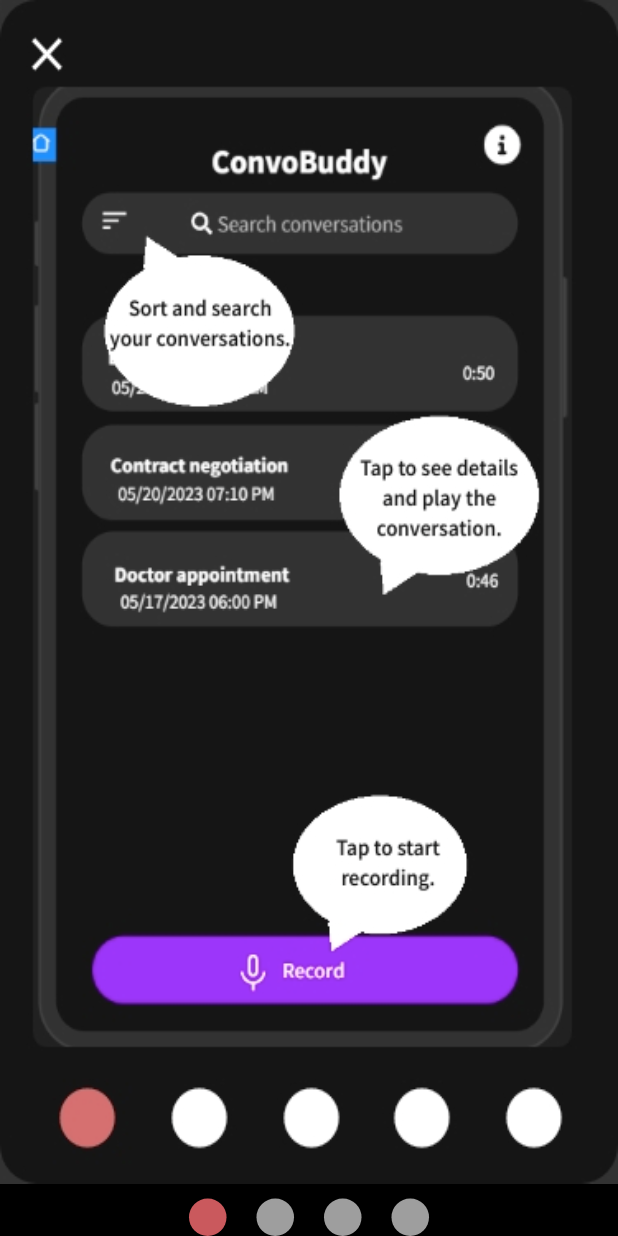
After one commit to umgc/summer2023, a Flutter app: the GuidedTourScreen screen opened by its route, on a phone screen of 412 x 824 dp. The commit adds this screen. Run offline on Flutter 3.47's test engine with Material 2 defaults, Android fonts, the phone set to English and light mode, and no system bars; drawn by our look-alikes of carousel_slider, smooth_page_indicator; our stand-ins replace permission_handler, stop_watch_timer; missing offline and left inert: audio_waveforms, panara_dialogs.

Commit message:
guided tour implemented. Images will be changed at some point.

```diff
--- a/talker-mobile-app/lib/main.dart
+++ b/talker-mobile-app/lib/main.dart
@@ -3,6 +3,7 @@ import 'package:path_provider/path_provider.dart';
 import 'package:provider/provider.dart';
 import 'package:talker_mobile_app/screens/conversationDetailsScreen.dart';
 import 'package:talker_mobile_app/screens/conversationsListScreen.dart';
+import 'package:talker_mobile_app/screens/guidedTourScreen.dart';
 import 'package:talker_mobile_app/screens/informationScreen.dart';
 import 'package:talker_mobile_app/screens/recordingScreen.dart';
 import 'package:talker_mobile_app/state/conversations_provider.dart';
@@ -24,6 +25,7 @@ Future main() async {
         '/conversationDetailsScreen': (context) =>
             const ConversationDetailsScreen(),
         '/recording': (context) => const RecordingScreen(),
+        '/guidedTour': (context) => const GuidedTourScreen()
       },
     ),
   ));
--- /dev/null
+++ b/talker-mobile-app/lib/screens/guidedTourScreen.dart
@@ -0,0 +1,76 @@
+import 'package:carousel_slider/carousel_slider.dart';
+import 'package:flutter/material.dart';
+import 'package:smooth_page_indicator/smooth_page_indicator.dart';
+
+class GuidedTourScreen extends StatefulWidget {
+  const GuidedTourScreen({Key? key}) : super(key: key);
+
+  @override
+  State<GuidedTourScreen> createState() => _GuidedTourScreenState();
+}
+
+class _GuidedTourScreenState extends State<GuidedTourScreen> {
+  final CarouselController _controller = CarouselController();
+
+  static const List<String> guidedTourImages = [
+    'assets/GuidedTour_1.jpeg',
+    'assets/GuidedTour_2.jpeg',
+    'assets/GuidedTour_3.jpeg',
+    'assets/GuidedTour_4.jpeg'
+  ];
+
+  int activeIndex = 0;
+
+  void onDotClicked(int index) {
+    _controller.animateToPage(index);
+  }
+
+  List<Widget> buildImages() => guidedTourImages
+      .map((image) => SizedBox(
+            width: double.infinity,
+            child: Image(
+              fit: BoxFit.fill,
+              image: AssetImage(image),
+            ),
+          ))
+      .toList();
+
+  Widget buildIndicator() => Container(
+        margin: const EdgeInsets.only(top: 10),
+        child: AnimatedSmoothIndicator(
+            onDotClicked: onDotClicked,
+            activeIndex: activeIndex,
+            count: guidedTourImages.length,
+            effect: const WormEffect(
+              spacing: 20,
+              dotHeight: 25,
+              dotWidth: 25,
+              activeDotColor: const Color(0xFFCA595D),
+            )),
+      );
+
+  @override
+  Widget build(BuildContext context) {
+    return SafeArea(
+      child: Scaffold(
+        backgroundColor: Colors.black,
+        body: Column(
+          children: [
+            Expanded(
+              child: CarouselSlider(
+                items: buildImages(),
+                carouselController: _controller,
+                options: CarouselOptions(
+                    viewportFraction: 1,
+                    height: double.infinity,
+                    onPageChanged: (index, reason) =>
+                        setState(() => activeIndex = index)),
+              ),
+            ),
+            buildIndicator(),
+          ],
+        ),
+      ),
+    );
+  }
+}
--- a/talker-mobile-app/lib/screens/informationScreen.dart
+++ b/talker-mobile-app/lib/screens/informationScreen.dart
@@ -58,7 +58,8 @@ class _InformationScreenState extends State<InformationScreen> {
               Container(
                   margin: const EdgeInsets.only(top: 10),
                   child: TextButton(
-                    onPressed: null,
+                    onPressed: () =>
+                        Navigator.pushNamed(context, '/guidedTour'),
                     style: TextButton.styleFrom(
                         minimumSize: const Size.fromHeight(50),
                         backgroundColor: const Color(0xFF8900F8),
--- a/talker-mobile-app/pubspec.yaml
+++ b/talker-mobile-app/pubspec.yaml
@@ -43,6 +43,8 @@ dependencies:
   uuid: ^3.0.6
   permission_handler: ^10.4.1
   panara_dialogs: ^0.1.4
+  carousel_slider: ^4.2.1
+  smooth_page_indicator: ^1.1.0
 
 dev_dependencies:
   flutter_test:
```
Also changed, not shown: talker-mobile-app/assets/GuidedTour_1.jpeg (added), talker-mobile-app/assets/GuidedTour_2.jpeg (added), talker-mobile-app/assets/GuidedTour_3.jpeg (added), talker-mobile-app/assets/GuidedTour_4.jpeg (added), talker-mobile-app/pubspec.lock.
